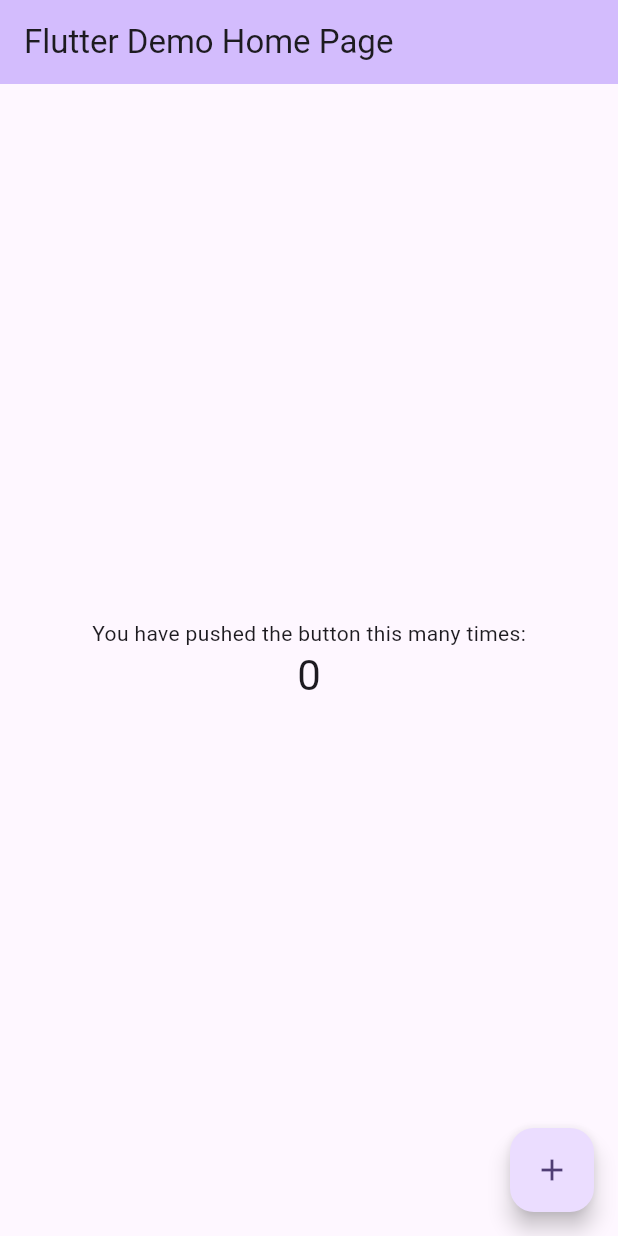
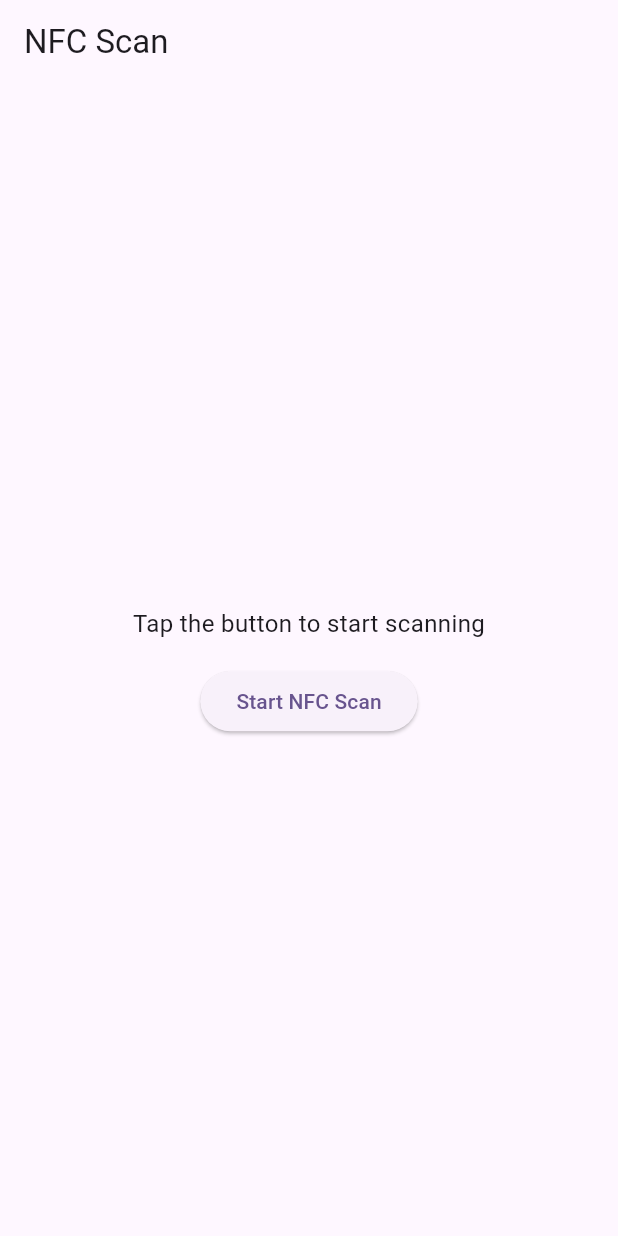
Before and after one commit to BigZaid007/nfc_ios_flutter, a Flutter app: the screen it shows after launch, on a phone screen of 412 x 824 dp. Run offline on Flutter 3.47's test engine with Material 3 defaults, Android fonts, the phone set to English and light mode, and no system bars; missing offline and left inert: flutter_nfc_kit.

Commit message:
first commit

```diff
--- a/lib/main.dart
+++ b/lib/main.dart
@@ -1,3 +1,6 @@
+import 'dart:io';
+
+import 'package:checking_nfc/scan.dart';
 import 'package:flutter/material.dart';
 
 void main() {
@@ -31,95 +34,7 @@
         colorScheme: ColorScheme.fromSeed(seedColor: Colors.deepPurple),
         useMaterial3: true,
       ),
-      home: const MyHomePage(title: 'Flutter Demo Home Page'),
+      home: ScanScreen(),
     );
   }
 }
-
-class MyHomePage extends StatefulWidget {
-  const MyHomePage({super.key, required this.title});
-
-  // This widget is the home page of your application. It is stateful, meaning
-  // that it has a State object (defined below) that contains fields that affect
-  // how it looks.
-
-  // This class is the configuration for the state. It holds the values (in this
-  // case the title) provided by the parent (in this case the App widget) and
-  // used by the build method of the State. Fields in a Widget subclass are
-  // always marked "final".
-
-  final String title;
-
-  @override
-  State<MyHomePage> createState() => _MyHomePageState();
-}
-
-class _MyHomePageState extends State<MyHomePage> {
-  int _counter = 0;
-
-  void _incrementCounter() {
-    setState(() {
-      // This call to setState tells the Flutter framework that something has
-      // changed in this State, which causes it to rerun the build method below
-      // so that the display can reflect the updated values. If we changed
-      // _counter without calling setState(), then the build method would not be
-      // called again, and so nothing would appear to happen.
-      _counter++;
-    });
-  }
-
-  @override
-  Widget build(BuildContext context) {
-    // This method is rerun every time setState is called, for instance as done
-    // by the _incrementCounter method above.
-    //
-    // The Flutter framework has been optimized to make rerunning build methods
-    // fast, so that you can just rebuild anything that needs updating rather
-    // than having to individually change instances of widgets.
-    return Scaffold(
-      appBar: AppBar(
-        // TRY THIS: Try changing the color here to a specific color (to
-        // Colors.amber, perhaps?) and trigger a hot reload to see the AppBar
-        // change color while the other colors stay the same.
-        backgroundColor: Theme.of(context).colorScheme.inversePrimary,
-        // Here we take the value from the MyHomePage object that was created by
-        // the App.build method, and use it to set our appbar title.
-        title: Text(widget.title),
-      ),
-      body: Center(
-        // Center is a layout widget. It takes a single child and positions it
-        // in the middle of the parent.
-        child: Column(
-          // Column is also a layout widget. It takes a list of children and
-          // arranges them vertically. By default, it sizes itself to fit its
-          // children horizontally, and tries to be as tall as its parent.
-          //
-          // Column has various properties to control how it sizes itself and
-          // how it positions its children. Here we use mainAxisAlignment to
-          // center the children vertically; the main axis here is the vertical
-          // axis because Columns are vertical (the cross axis would be
-          // horizontal).
-          //
-          // TRY THIS: Invoke "debug painting" (choose the "Toggle Debug Paint"
-          // action in the IDE, or press "p" in the console), to see the
-          // wireframe for each widget.
-          mainAxisAlignment: MainAxisAlignment.center,
-          children: <Widget>[
-            const Text(
-              'You have pushed the button this many times:',
-            ),
-            Text(
-              '$_counter',
-              style: Theme.of(context).textTheme.headlineMedium,
-            ),
-          ],
-        ),
-      ),
-      floatingActionButton: FloatingActionButton(
-        onPressed: _incrementCounter,
-        tooltip: 'Increment',
-        child: const Icon(Icons.add),
-      ), // This trailing comma makes auto-formatting nicer for build methods.
-    );
-  }
-}
--- /dev/null
+++ b/lib/scan.dart
@@ -0,0 +1,81 @@
+import 'package:flutter/material.dart';
+import 'package:flutter_nfc_kit/flutter_nfc_kit.dart';
+
+class ScanScreen extends StatefulWidget {
+  @override
+  _ScanScreenState createState() => _ScanScreenState();
+}
+
+class _ScanScreenState extends State<ScanScreen> {
+  String _scanResult = 'Tap the button to start scanning';
+
+  Future<void> _startScan() async {
+    setState(() {
+      _scanResult = 'Scanning...';
+    });
+
+    try {
+      var availability = await FlutterNfcKit.nfcAvailability;
+      if (availability != NFCAvailability.available) {
+        setState(() {
+          _scanResult = 'NFC not available on this device';
+        });
+        return;
+      }
+
+      var tag = await FlutterNfcKit.poll();
+      setState(() {
+        _scanResult = 'Scan successful!\n\n'
+            'Tag ID: ${tag.id}\n'
+            'Tag Type: ${tag.type}\n'
+            'Standard: ${tag.standard}\n'
+            'ATQA: ${tag.atqa}\n'
+            'SAK: ${tag.sak}\n'
+            'Historical Bytes: ${tag.historicalBytes}\n'
+            'Protocol Info: ${tag.protocolInfo}\n'
+            'Application Data: ${tag.applicationData}\n'
+            'Higher Layer Response: ${tag.hiLayerResponse}\n'
+            'Manufacturer: ${tag.manufacturer}\n'
+            'System Code: ${tag.systemCode}\n'
+            'DSF ID: ${tag.dsfId}\n'
+            'NFCA Content: ${tag.ndefAvailable}\n'
+            'NDEFM Content: ${tag.ndefAvailable}\n'
+            'NFCV Content: ${tag.ndefAvailable}';
+      });
+    } catch (e) {
+      setState(() {
+        _scanResult = 'Scan failed: ${e.toString()}';
+      });
+    } finally {
+      await FlutterNfcKit.finish();
+    }
+  }
+
+  @override
+  Widget build(BuildContext context) {
+    return Scaffold(
+      appBar: AppBar(
+        title: Text('NFC Scan'),
+      ),
+      body: Center(
+        child: Column(
+          mainAxisAlignment: MainAxisAlignment.center,
+          children: <Widget>[
+            Padding(
+              padding: EdgeInsets.all(16.0),
+              child: Text(
+                _scanResult,
+                style: TextStyle(fontSize: 16),
+                textAlign: TextAlign.center,
+              ),
+            ),
+            ElevatedButton(
+              onPressed: _startScan,
+              child: Text('Start NFC Scan'),
+            ),
+          ],
+        ),
+      ),
+    );
+  }
+}
--- a/pubspec.yaml
+++ b/pubspec.yaml
@@ -35,6 +35,7 @@ dependencies:
   # The following adds the Cupertino Icons font to your application.
   # Use with the CupertinoIcons class for iOS style icons.
   cupertino_icons: ^1.0.6
+  flutter_nfc_kit: '^3.1.0'
 
 dev_dependencies:
   flutter_test:
```
Also changed, not shown: pubspec.lock, 1 other file.
